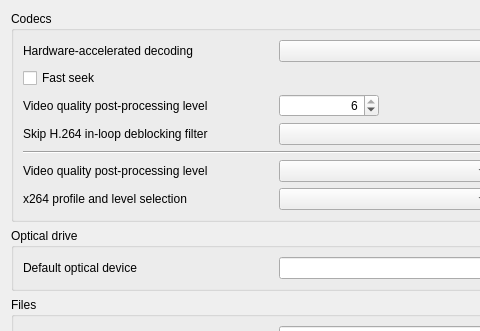
omunroe-com/ubtvlc, file modules/gui/qt/ui/sprefs_input.ui: the form before one commit; both pictures show x 0 to 480 and y 0 to 331 of the 737 by 631 pixel window.
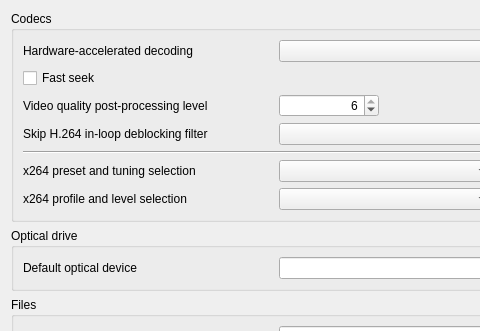
The form after the commit.

```diff
--- a/modules/gui/qt/ui/sprefs_input.ui
+++ b/modules/gui/qt/ui/sprefs_input.ui
@@ -134,7 +134,7 @@
          </size>
         </property>
         <property name="text">
-         <string>Video quality post-processing level</string>
+         <string>x264 preset and tuning selection</string>
         </property>
         <property name="buddy">
          <cstring>tuneBox</cstring>
```
